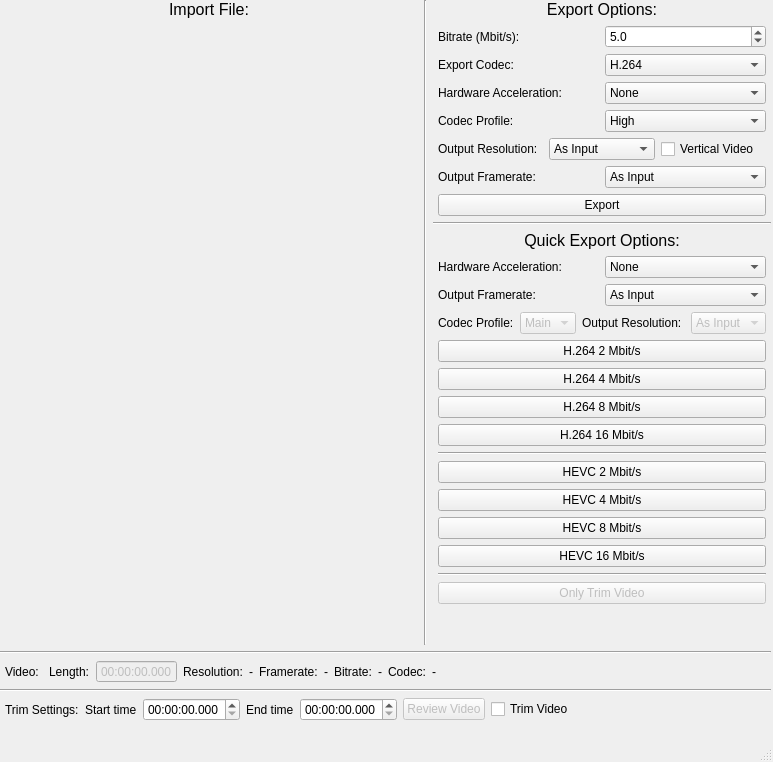
First picture: the form in src/videolowwindow.ui, repository andreasGBL/VideoLow, before the edit.
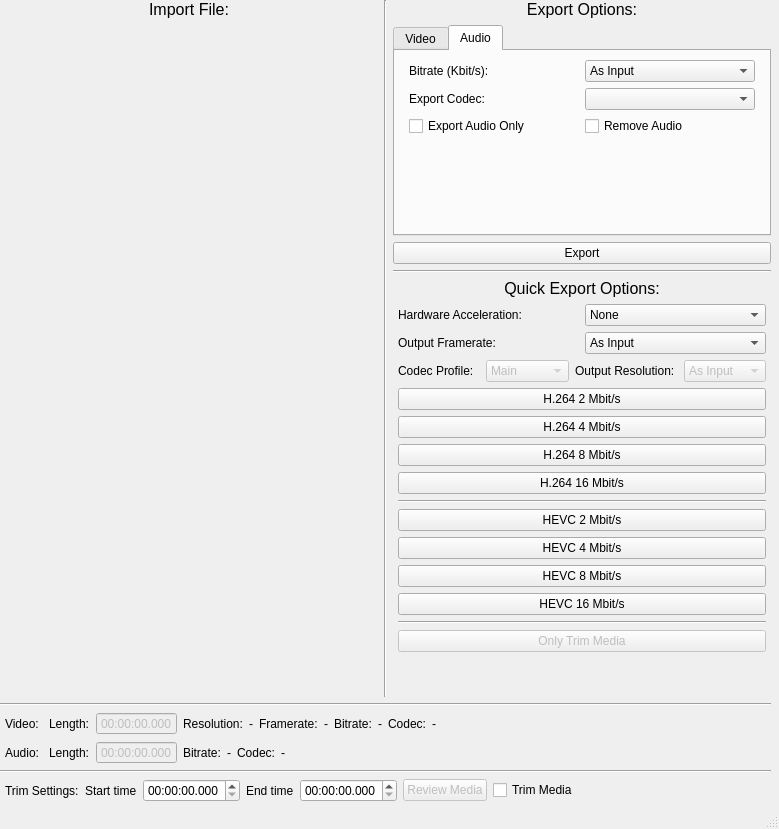
Second picture: the form after the edit. The open tabs and pages were chosen to show the change. Custom widgets are drawn as their Qt base class.

Commit message: Added support for audio: audio trimming added, support for mp3 and aac files added, possibility to remove audio or to only export audio

Diff of the .ui file:
```diff
--- a/src/videolowwindow.ui
+++ b/src/videolowwindow.ui
@@ -6,8 +6,8 @@
    <rect>
     <x>0</x>
     <y>0</y>
-    <width>773</width>
-    <height>762</height>
+    <width>779</width>
+    <height>829</height>
    </rect>
   </property>
   <property name="sizePolicy">
@@ -32,7 +32,7 @@
       <x>0</x>
       <y>0</y>
       <width>771</width>
-      <height>721</height>
+      <height>802</height>
      </rect>
     </property>
     <layout class="QVBoxLayout" name="verticalLayout_5">
@@ -146,6 +146,16 @@
           </widget>
          </item>
          <item>
+          <widget class="QTabWidget" name="SettingsTab">
+           <property name="currentIndex">
+            <number>0</number>
+           </property>
+           <widget class="QWidget" name="VideoTab">
+            <attribute name="title">
+             <string>Video</string>
+            </attribute>
+            <layout class="QHBoxLayout" name="horizontalLayout_11">
+             <item>
           <layout class="QVBoxLayout" name="verticalLayout_3">
            <property name="sizeConstraint">
             <enum>QLayout::SetMinimumSize</enum>
@@ -193,18 +203,7 @@
               </widget>
              </item>
              <item>
-              <widget class="QComboBox" name="CodecComboBox">
-               <item>
-                <property name="text">
-                 <string>H.264</string>
-                </property>
-               </item>
-               <item>
-                <property name="text">
-                 <string>HEVC (H.265)</string>
-                </property>
-               </item>
-              </widget>
+                  <widget class="QComboBox" name="CodecComboBox"/>
              </item>
             </layout>
            </item>
@@ -371,6 +370,127 @@
              </item>
             </layout>
            </item>
+              </layout>
+             </item>
+            </layout>
+           </widget>
+           <widget class="QWidget" name="AudioTab">
+            <attribute name="title">
+             <string>Audio</string>
+            </attribute>
+            <layout class="QHBoxLayout" name="horizontalLayout_20">
+             <item>
+              <layout class="QVBoxLayout" name="verticalLayout_6">
+               <property name="sizeConstraint">
+                <enum>QLayout::SetMinimumSize</enum>
+               </property>
+               <property name="leftMargin">
+                <number>5</number>
+               </property>
+               <property name="rightMargin">
+                <number>5</number>
+               </property>
+               <item>
+                <layout class="QHBoxLayout" name="horizontalLayout_14">
+                 <item>
+                  <widget class="QLabel" name="label_21">
+                   <property name="text">
+                    <string>Bitrate (Kbit/s): </string>
+                   </property>
+                  </widget>
+                 </item>
+                 <item>
+                  <widget class="QComboBox" name="audioBitrateComboBox">
+                   <item>
+                    <property name="text">
+                     <string>As Input</string>
+                    </property>
+                   </item>
+                   <item>
+                    <property name="text">
+                     <string>320 Kbit/s</string>
+                    </property>
+                   </item>
+                   <item>
+                    <property name="text">
+                     <string>256 Kbit/s</string>
+                    </property>
+                   </item>
+                   <item>
+                    <property name="text">
+                     <string>192 Kbit/s</string>
+                    </property>
+                   </item>
+                   <item>
+                    <property name="text">
+                     <string>160 Kbit/s</string>
+                    </property>
+                   </item>
+                   <item>
+                    <property name="text">
+                     <string>128 Kbit/s</string>
+                    </property>
+                   </item>
+                   <item>
+                    <property name="text">
+                     <string>  64 Kbit/s</string>
+                    </property>
+                   </item>
+                  </widget>
+                 </item>
+                </layout>
+               </item>
+               <item>
+                <layout class="QHBoxLayout" name="horizontalLayout_15">
+                 <item>
+                  <widget class="QLabel" name="label_22">
+                   <property name="text">
+                    <string>Export Codec:</string>
+                   </property>
+                  </widget>
+                 </item>
+                 <item>
+                  <widget class="QComboBox" name="AudioCodecComboBox"/>
+                 </item>
+                </layout>
+               </item>
+               <item>
+                <layout class="QHBoxLayout" name="horizontalLayout_16">
+                 <item>
+                  <widget class="QCheckBox" name="AudioOnlyCheckBox">
+                   <property name="text">
+                    <string>Export Audio Only</string>
+                   </property>
+                  </widget>
+                 </item>
+                 <item>
+                  <widget class="QCheckBox" name="RemoveAudioCheckBox">
+                   <property name="text">
+                    <string>Remove Audio</string>
+                   </property>
+                  </widget>
+                 </item>
+                </layout>
+               </item>
+               <item>
+                <spacer name="verticalSpacer_2">
+                 <property name="orientation">
+                  <enum>Qt::Vertical</enum>
+                 </property>
+                 <property name="sizeHint" stdset="0">
+                  <size>
+                   <width>20</width>
+                   <height>40</height>
+                  </size>
+                 </property>
+                </spacer>
+               </item>
+              </layout>
+             </item>
+            </layout>
+           </widget>
+          </widget>
+         </item>
            <item>
             <widget class="QPushButton" name="ExportButton">
              <property name="text">
@@ -378,8 +498,6 @@
              </property>
             </widget>
            </item>
-          </layout>
-         </item>
          <item>
           <widget class="Line" name="line">
            <property name="orientation">
@@ -544,6 +662,8 @@
             </layout>
            </item>
            <item>
+            <layout class="QVBoxLayout" name="QuickSettingsLayout">
+             <item>
             <widget class="QPushButton" name="H264_2">
              <property name="text">
               <string>H.264 2 Mbit/s</string>
@@ -606,6 +726,8 @@
              </property>
             </widget>
            </item>
+            </layout>
+           </item>
            <item>
             <widget class="Line" name="line_4">
              <property name="orientation">
@@ -619,7 +741,7 @@
               <bool>false</bool>
              </property>
              <property name="text">
-              <string>Only Trim Video</string>
+              <string>Only Trim Media</string>
              </property>
             </widget>
            </item>
@@ -858,6 +980,81 @@
        </item>
       </layout>
      </item>
+     <item>
+      <layout class="QHBoxLayout" name="AudioInfoLayout">
+       <property name="leftMargin">
+        <number>5</number>
+       </property>
+       <item>
+        <widget class="QLabel" name="label_23">
+         <property name="text">
+          <string>Audio: </string>
+         </property>
+        </widget>
+       </item>
+       <item>
+        <widget class="QLabel" name="label_24">
+         <property name="text">
+          <string>Length:</string>
+         </property>
+        </widget>
+       </item>
+       <item>
+        <widget class="QTimeEdit" name="audioLengthTimeEdit">
+         <property name="enabled">
+          <bool>false</bool>
+         </property>
+         <property name="buttonSymbols">
+          <enum>QAbstractSpinBox::NoButtons</enum>
+         </property>
+         <property name="displayFormat">
+          <string>HH:mm:ss.zzz</string>
+         </property>
+        </widget>
+       </item>
+       <item>
+        <widget class="QLabel" name="label_27">
+         <property name="text">
+          <string>Bitrate:</string>
+         </property>
+        </widget>
+       </item>
+       <item>
+        <widget class="QLabel" name="audioBitrateLabel">
+         <property name="text">
+          <string>-</string>
+         </property>
+        </widget>
+       </item>
+       <item>
+        <widget class="QLabel" name="label_28">
+         <property name="text">
+          <string>Codec:</string>
+         </property>
+        </widget>
+       </item>
+       <item>
+        <widget class="QLabel" name="audioCodecLabel">
+         <property name="text">
+          <string>-</string>
+         </property>
+        </widget>
+       </item>
+       <item>
+        <spacer name="horizontalSpacer_3">
+         <property name="orientation">
+          <enum>Qt::Horizontal</enum>
+         </property>
+         <property name="sizeHint" stdset="0">
+          <size>
+           <width>40</width>
+           <height>20</height>
+          </size>
+         </property>
+        </spacer>
+       </item>
+      </layout>
+     </item>
      <item>
       <widget class="Line" name="line_6">
        <property name="orientation">
@@ -924,14 +1121,14 @@
           <bool>false</bool>
          </property>
          <property name="text">
-          <string>Review Video</string>
+          <string>Review Media</string>
          </property>
         </widget>
        </item>
        <item>
         <widget class="QCheckBox" name="trimVideoCheckBox">
          <property name="text">
-          <string>Trim Video</string>
+          <string>Trim Media</string>
          </property>
         </widget>
        </item>
```
Left out of the diff: 4 changed lines with no effect on the pictures. Lines whose indentation alone changed are shown as unchanged. The commit also changes 7 other files.
